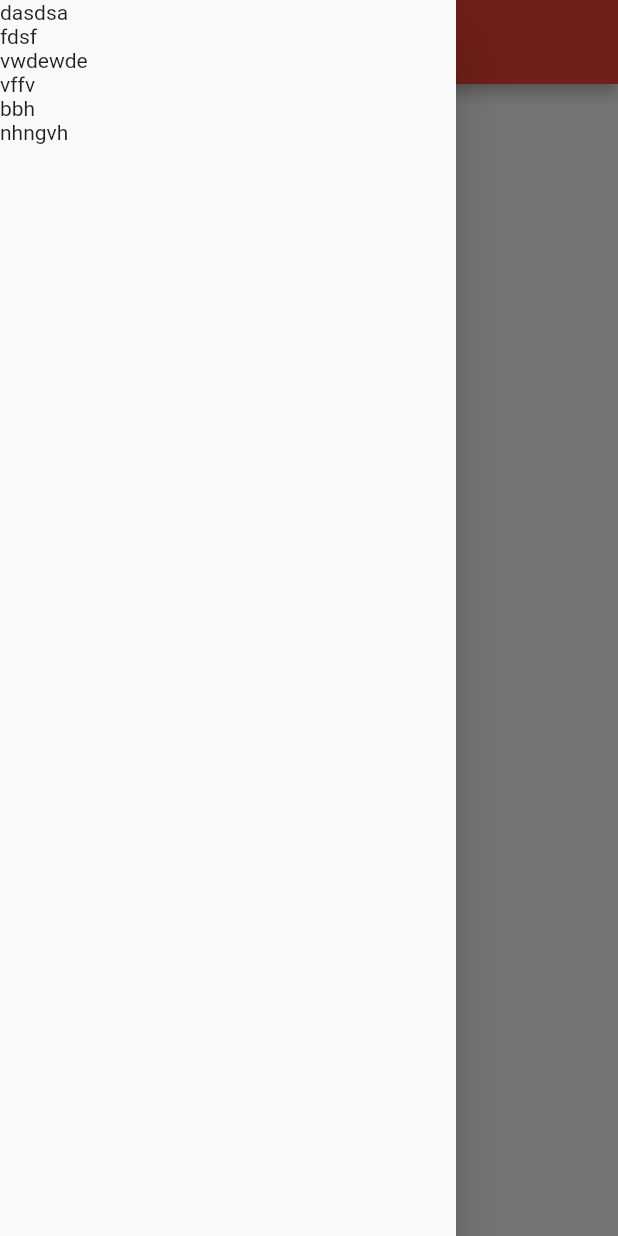
After one commit to leosouzajr/appWidgets, a Flutter app: the TelaInicialHawai screen opened directly, with the side drawer open, on a phone screen of 412 x 824 dp. The commit adds this screen. Run offline on Flutter 3.47's test engine with Material 2 defaults, Android fonts, the phone set to English and light mode, and no system bars; missing offline and left inert: bmnav.

Commit message:
codigo apos aula 30/10

```diff
--- /dev/null
+++ b/lib/io/hawai/drawer_hawai.dart
@@ -0,0 +1,19 @@
+import 'package:flutter/material.dart';
+class DrawerHawai extends StatelessWidget {
+  @override
+  Widget build(BuildContext context) {
+    return Drawer(
+      child: ListView(
+        children: <Widget>[
+          Text("dasdsa"),
+          Text("fdsf"),
+          Text("vwdewde"),
+          Text("vffv"),
+          Text("bbh"),
+          Text("nhngvh"),
+
+        ],
+      ),
+    );
+  }
+}
--- /dev/null
+++ b/lib/io/hawai/tela_inicial_hawai.dart
@@ -0,0 +1,23 @@
+import 'package:app_widgets/io/hawai/drawer_hawai.dart';
+import 'package:flutter/material.dart';
+import 'package:flutter/widgets.dart';
+class TelaInicialHawai extends StatefulWidget {
+  @override
+  _TelaInicialHawaiState createState() => _TelaInicialHawaiState();
+}
+
+class _TelaInicialHawaiState extends State<TelaInicialHawai> {
+  @override
+  Widget build(BuildContext context) {
+    return Scaffold(
+      appBar: AppBar(
+        title: Text("Pizzaria Hawai"),
+        backgroundColor: Colors.red,
+      ),
+      body: Container(
+        color: Colors.white,
+      ),
+      drawer: DrawerHawai(),
+    );
+  }
+}
```
Also changed, not shown: lib/io/tela_entrada.dart (+20 -7 lines).
